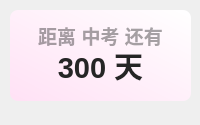
Qt form yukimura/widget-countdown-custom.ui (leohu1/CWThemes) before a commit.
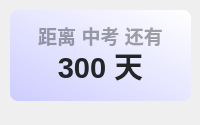
The same form after that commit. Icons and pictures are not drawn.

Commit message: Change Yukimura Theme Color

Diff of the .ui file:
```diff
--- a/yukimura/widget-countdown-custom.ui
+++ b/yukimura/widget-countdown-custom.ui
@@ -38,7 +38,6 @@
     <font>
      <family>Microsoft YaHei UI</family>
      <pointsize>14</pointsize>
-     <weight>75</weight>
      <bold>true</bold>
     </font>
    </property>
@@ -69,7 +68,6 @@
     <font>
      <family>Microsoft YaHei UI</family>
      <pointsize>22</pointsize>
-     <weight>75</weight>
      <bold>true</bold>
     </font>
    </property>
@@ -98,7 +96,7 @@
     </rect>
    </property>
    <property name="styleSheet">
-    <string notr="true">background-color: qlineargradient(spread:pad, x1:0, y1:1, x2:1, y2:0, stop:0 rgba(255, 225, 245, 255), stop:1 rgba(255, 255, 255, 255));
+    <string notr="true">background-color: qlineargradient(spread:pad, x1:0, y1:1, x2:1, y2:0, stop:0 rgba(205, 205, 255, 255), stop:1 rgba(255, 255, 255, 255));
 border-radius: 8px</string>
    </property>
    <property name="text">
```
Left out of the diff: 8 changed lines with no effect on the pictures. The commit also changes 5 other files.
